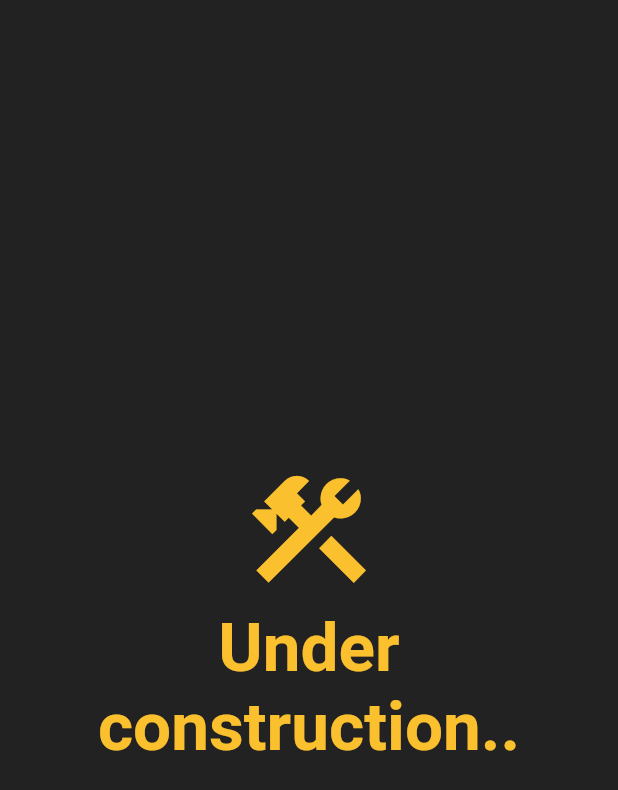
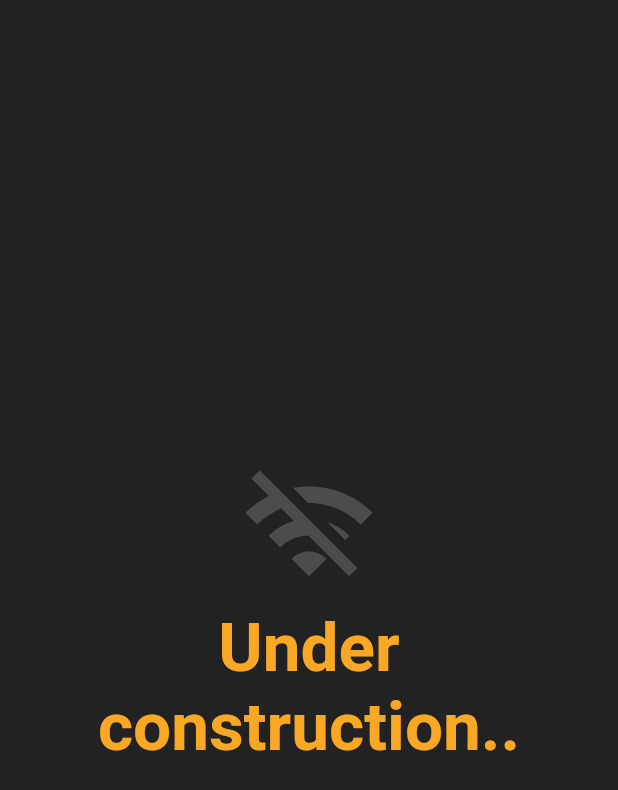
Before and after one commit to Oqtavios/itsleo.cc, a Flutter app: the screen it shows after launch, on a phone screen of 412 x 824 dp. Shown: the top 790 px of the screen. Run offline on Flutter 3.47's test engine with Material 2 defaults, Android fonts, the phone set to English and light mode, and no system bars.

Commit message:
Changed icon and played with color for one more time

```diff
--- a/lib/main.dart
+++ b/lib/main.dart
@@ -11,7 +11,7 @@ class MyApp extends StatelessWidget {
       title: "Leo. D",
       theme: ThemeData(
         primarySwatch: Colors.yellow,
-        accentColor: Colors.yellow.shade700,
+        accentColor: Colors.yellow.shade800,
         canvasColor: Colors.black87,
         scaffoldBackgroundColor: Colors.black87,
         backgroundColor: Colors.black87,
@@ -38,8 +38,8 @@ class _MyHomePageState extends State<MyHomePage> {
           mainAxisAlignment: MainAxisAlignment.center,
           children: [
             Icon(
-              Icons.construction_outlined,
-              color: Theme.of(context).colorScheme.secondaryVariant,
+              Icons.wifi_off_outlined,
+              color: Theme.of(context).splashColor,
               size: 92,
             ),
             Padding(
```
